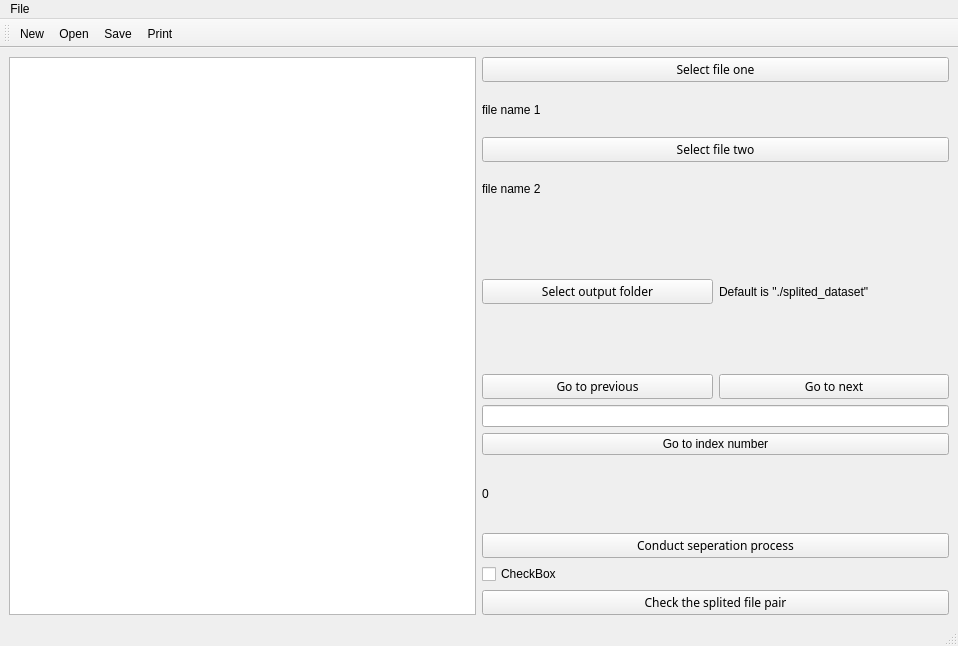
The window that dependency analysis/mainwindow.ui (PacteraEDGE-UIF-Tool/datacompy) describes before a commit, drawn with Qt 5.
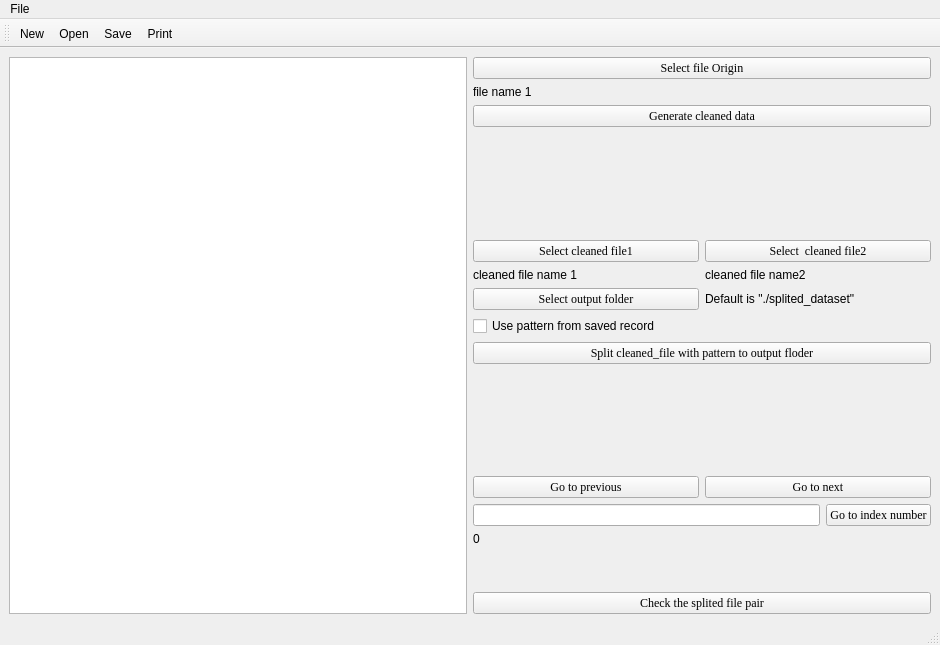
The same window after the commit. Icons and pictures are not drawn.

```diff
--- a/dependency analysis/mainwindow.ui
+++ b/dependency analysis/mainwindow.ui
@@ -6,8 +6,8 @@
    <rect>
     <x>0</x>
     <y>0</y>
-    <width>958</width>
-    <height>646</height>
+    <width>940</width>
+    <height>645</height>
    </rect>
   </property>
   <property name="windowTitle">
@@ -17,7 +17,7 @@
    <bool>false</bool>
   </property>
   <widget class="QWidget" name="centralwidget">
-   <layout class="QHBoxLayout" name="horizontalLayout_5">
+   <layout class="QHBoxLayout" name="horizontalLayout_13">
     <item>
      <widget class="QTreeView" name="treeView"/>
     </item>
@@ -31,40 +31,115 @@
         <item>
          <layout class="QVBoxLayout" name="verticalLayout_3">
           <item>
+           <layout class="QHBoxLayout" name="horizontalLayout_8">
+            <item>
            <widget class="QPushButton" name="pushButton_5">
             <property name="font">
              <font>
-              <family>Roboto Bk</family>
+                <family>Times New Roman</family>
              </font>
             </property>
             <property name="text">
-             <string>Select file one</string>
+               <string>Select file Origin</string>
             </property>
            </widget>
           </item>
+           </layout>
+          </item>
+          <item>
+           <layout class="QHBoxLayout" name="horizontalLayout_10">
           <item>
            <widget class="QLabel" name="label">
             <property name="text">
              <string>file name 1</string>
             </property>
-           </widget>
-          </item>
+              <property name="margin">
+               <number>20</number>
+              </property>
+             </widget>
+            </item>
+           </layout>
+          </item>
+          <item>
+           <layout class="QHBoxLayout" name="horizontalLayout_9">
+            <item>
+             <widget class="QPushButton" name="pushButton">
+              <property name="font">
+               <font>
+                <family>Times New Roman</family>
+               </font>
+              </property>
+              <property name="text">
+               <string>Generate cleaned data</string>
+              </property>
+             </widget>
+            </item>
+           </layout>
+          </item>
+         </layout>
+        </item>
+       </layout>
+      </item>
+      <item>
+       <spacer name="verticalSpacer_2">
+        <property name="orientation">
+         <enum>Qt::Vertical</enum>
+        </property>
+        <property name="sizeHint" stdset="0">
+         <size>
+          <width>20</width>
+          <height>40</height>
+         </size>
+        </property>
+       </spacer>
+      </item>
+      <item>
+       <layout class="QVBoxLayout" name="verticalLayout_6">
+        <item>
+         <layout class="QVBoxLayout" name="verticalLayout_5">
+          <item>
+           <layout class="QHBoxLayout" name="horizontalLayout_11">
           <item>
            <widget class="QPushButton" name="pushButton_6">
             <property name="font">
              <font>
-              <family>Roboto Bk</family>
+                <family>Times New Roman</family>
              </font>
             </property>
             <property name="text">
-             <string>Select file two</string>
+               <string>Select cleaned file1</string>
+              </property>
+             </widget>
+            </item>
+            <item>
+             <widget class="QPushButton" name="pushButton_10">
+              <property name="font">
+               <font>
+                <family>Times New Roman</family>
+               </font>
+              </property>
+              <property name="text">
+               <string>Select  cleaned file2</string>
+              </property>
+             </widget>
+            </item>
+           </layout>
+          </item>
+         </layout>
+        </item>
+        <item>
+         <layout class="QHBoxLayout" name="horizontalLayout_12">
+          <item>
+           <widget class="QLabel" name="label_5">
+            <property name="text">
+             <string>cleaned file name 1</string>
             </property>
            </widget>
           </item>
           <item>
            <widget class="QLabel" name="label_2">
             <property name="text">
-             <string>file name 2</string>
+             <string>cleaned file name2</string>
             </property>
            </widget>
           </item>
@@ -75,10 +150,14 @@
       <item>
        <layout class="QHBoxLayout" name="horizontalLayout_3">
         <item>
+         <layout class="QVBoxLayout" name="verticalLayout_2">
+          <item>
+           <layout class="QHBoxLayout" name="horizontalLayout_7">
+            <item>
          <widget class="QPushButton" name="pushButton_7">
           <property name="font">
            <font>
-            <family>Roboto Bk</family>
+                <family>Times New Roman</family>
            </font>
           </property>
           <property name="text">
@@ -96,6 +175,43 @@
        </layout>
       </item>
       <item>
+           <widget class="QCheckBox" name="checkBox">
+            <property name="text">
+             <string>Use pattern from saved record</string>
+            </property>
+           </widget>
+          </item>
+          <item>
+           <widget class="QPushButton" name="pushButton_9">
+            <property name="font">
+             <font>
+              <family>Times New Roman</family>
+              <pointsize>9</pointsize>
+             </font>
+            </property>
+            <property name="text">
+             <string>Split cleaned_file with pattern to output floder</string>
+            </property>
+           </widget>
+          </item>
+         </layout>
+        </item>
+       </layout>
+      </item>
+      <item>
+       <spacer name="verticalSpacer">
+        <property name="orientation">
+         <enum>Qt::Vertical</enum>
+        </property>
+        <property name="sizeHint" stdset="0">
+         <size>
+          <width>20</width>
+          <height>20</height>
+         </size>
+        </property>
+       </spacer>
+      </item>
+      <item>
        <layout class="QVBoxLayout" name="verticalLayout">
         <item>
          <layout class="QHBoxLayout" name="horizontalLayout">
@@ -103,7 +219,7 @@
            <widget class="QPushButton" name="pushButton_2">
             <property name="font">
              <font>
-              <family>Roboto Bk</family>
+              <family>Times New Roman</family>
              </font>
             </property>
             <property name="text">
@@ -115,7 +231,7 @@
            <widget class="QPushButton" name="pushButton_3">
             <property name="font">
              <font>
-              <family>Roboto Bk</family>
+              <family>Times New Roman</family>
              </font>
             </property>
             <property name="text">
@@ -126,15 +242,24 @@
          </layout>
         </item>
         <item>
+         <layout class="QHBoxLayout" name="horizontalLayout_5">
+          <item>
          <widget class="QLineEdit" name="lineEdit"/>
         </item>
         <item>
          <widget class="QPushButton" name="pushButton_8">
+            <property name="font">
+             <font>
+              <family>Times New Roman</family>
+             </font>
+            </property>
           <property name="text">
            <string>Go to index number</string>
           </property>
          </widget>
         </item>
+         </layout>
+        </item>
         <item>
          <widget class="QLabel" name="label_3">
           <property name="text">
@@ -142,32 +267,26 @@
           </property>
          </widget>
         </item>
+        <item>
+         <spacer name="verticalSpacer_3">
+          <property name="orientation">
+           <enum>Qt::Vertical</enum>
+          </property>
+          <property name="sizeHint" stdset="0">
+           <size>
+            <width>20</width>
+            <height>40</height>
+           </size>
+          </property>
+         </spacer>
+        </item>
        </layout>
       </item>
-      <item>
-       <widget class="QPushButton" name="pushButton">
-        <property name="font">
-         <font>
-          <family>Roboto Bk</family>
-         </font>
-        </property>
-        <property name="text">
-         <string>Conduct seperation process</string>
-        </property>
-       </widget>
-      </item>
-      <item>
-       <widget class="QCheckBox" name="checkBox">
-        <property name="text">
-         <string>CheckBox</string>
-        </property>
-       </widget>
-      </item>
       <item>
        <widget class="QPushButton" name="pushButton_4">
         <property name="font">
          <font>
-          <family>Roboto Bk</family>
+          <family>Times New Roman</family>
           <bold>false</bold>
          </font>
         </property>
@@ -185,7 +304,7 @@
     <rect>
      <x>0</x>
      <y>0</y>
-     <width>958</width>
+     <width>940</width>
      <height>26</height>
     </rect>
    </property>
```
Lines whose indentation alone changed are shown as unchanged.
